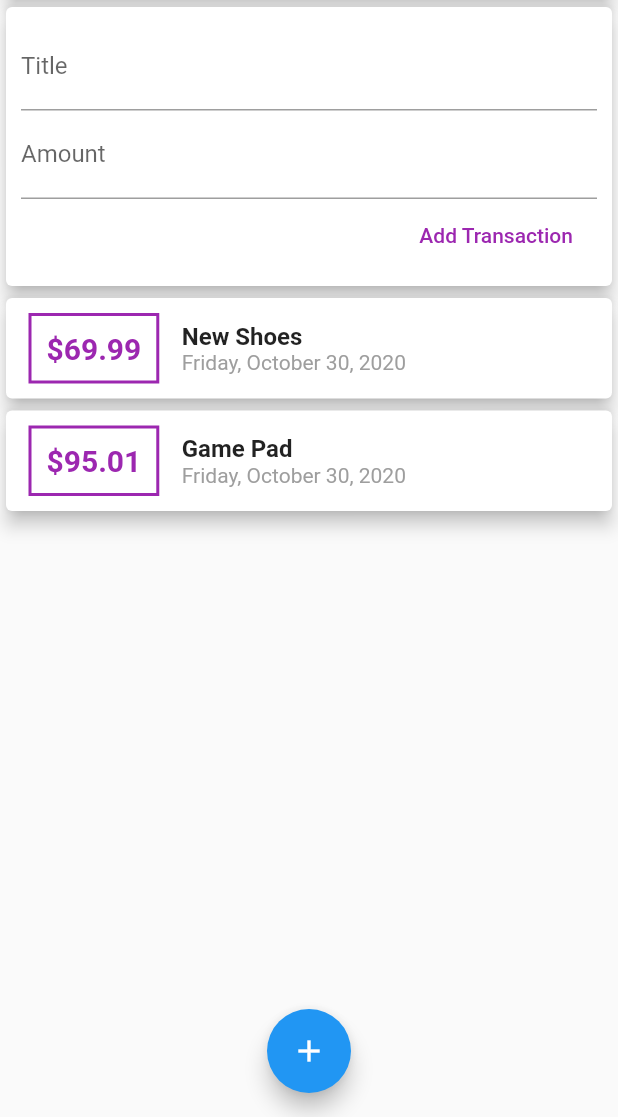
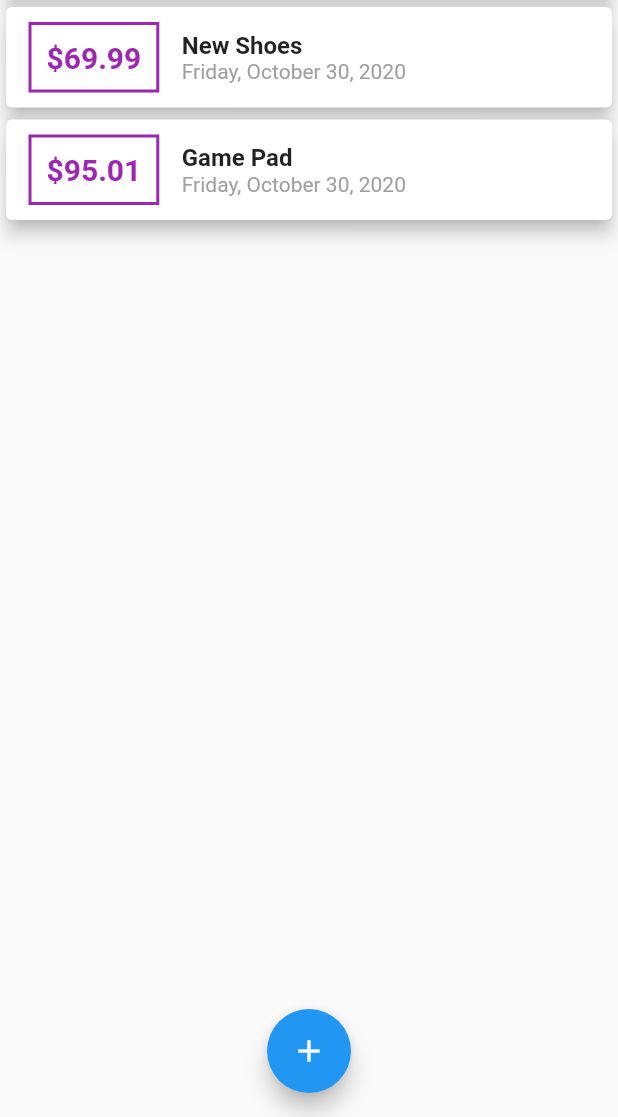
Before and after one commit to BoodynX/UT2PersonalFinanse, a Flutter app: the screen it shows after launch, on a phone screen of 412 x 824 dp, the part 119-1236 px from its top. Run offline on Flutter 3.47's test engine with Material 2 defaults, Android fonts, the phone set to English and light mode, and no system bars.

```diff
--- a/lib/main.dart
+++ b/lib/main.dart
@@ -1,6 +1,8 @@
 import 'package:flutter/material.dart';
 
-import './widgets/user_transactions.dart';
+import 'models/transaction.dart';
+import 'widgets/transaction_list.dart';
+import 'widgets/new_transactions.dart';
 
 void main() => runApp(MyApp());
 
@@ -14,9 +16,26 @@ class MyApp extends StatelessWidget {
   }
 }
 
-class MyHomePage extends StatelessWidget {
-  final titleController = TextEditingController();
-  final amountController = TextEditingController();
+class MyHomePage extends StatefulWidget {
+  @override
+  _MyHomePageState createState() => _MyHomePageState();
+}
+
+class _MyHomePageState extends State<MyHomePage> {
+  final List<Transaction> _userTransactions = [
+    Transaction(
+      id: 't1',
+      title: 'New Shoes',
+      amount: 69.99,
+      date: DateTime.now(),
+    ),
+    Transaction(
+      id: 't2',
+      title: 'Game Pad',
+      amount: 95.01,
+      date: DateTime.now(),
+    ),
+  ];
 
   @override
   Widget build(BuildContext context) {
@@ -26,7 +45,7 @@ class MyHomePage extends StatelessWidget {
         actions: <Widget>[
           IconButton(
             icon: Icon(Icons.add),
-            onPressed: () {},
+            onPressed:  () => _startAddNewTransaction(context),
           )
         ],
       ),
@@ -43,15 +62,34 @@ class MyHomePage extends StatelessWidget {
                 elevation: 5,
               ),
             ),
-            UserTransactions(),
+            TransactionList(_userTransactions),
           ],
         ),
       ),
       floatingActionButtonLocation: FloatingActionButtonLocation.centerFloat,
       floatingActionButton: FloatingActionButton(
         child: Icon(Icons.add),
-        onPressed: () {},
+        onPressed: () => _startAddNewTransaction(context),
       ),
     );
   }
+
+  void _startAddNewTransaction(BuildContext context) {
+    showModalBottomSheet(context: context, builder: (_) {
+      return NewTransaction(_addNewTransaction);
+    });
+  }
+
+  void _addNewTransaction(String title, double amount) {
+    final newTransaction = Transaction(
+      id: DateTime.now().toString(),
+      title: title,
+      amount: amount,
+      date: DateTime.now(),
+    );
+
+    setState(() {
+      _userTransactions.add(newTransaction);
+    });
+  }
 }
--- a/lib/widgets/new_transactions.dart
+++ b/lib/widgets/new_transactions.dart
@@ -1,11 +1,18 @@
 import 'package:flutter/material.dart';
 
-class NewTransaction extends StatelessWidget {
+class NewTransaction extends StatefulWidget {
   final Function addTransaction;
-  final titleController = TextEditingController();
-  final amountController = TextEditingController();
 
   NewTransaction(this.addTransaction);
+
+  @override
+  _NewTransactionState createState() => _NewTransactionState();
+}
+
+class _NewTransactionState extends State<NewTransaction> {
+  final titleController = TextEditingController();
+
+  final amountController = TextEditingController();
 
   @override
   Widget build(BuildContext context) {
@@ -46,9 +53,11 @@ class NewTransaction extends StatelessWidget {
       return;
     }
 
-    addTransaction(
+    widget.addTransaction(
       enteredTitle,
       enteredAmount,
     );
+
+    Navigator.of(context).pop();
   }
 }
--- a/lib/widgets/user_transactions.dart
+++ /dev/null
@@ -1,50 +0,0 @@
-import 'package:flutter/material.dart';
-
-import '../models/transaction.dart';
-import 'new_transactions.dart';
-import 'transaction_list.dart';
-
-class UserTransactions extends StatefulWidget {
-  @override
-  _UserTransactionsState createState() => _UserTransactionsState();
-}
-
-class _UserTransactionsState extends State<UserTransactions> {
-  final List<Transaction> _userTransactions = [
-    Transaction(
-      id: 't1',
-      title: 'New Shoes',
-      amount: 69.99,
-      date: DateTime.now(),
-    ),
-    Transaction(
-      id: 't2',
-      title: 'Game Pad',
-      amount: 95.01,
-      date: DateTime.now(),
-    ),
-  ];
-
-  void _addNewTransaction(String title, double amount) {
-    final newTransaction = Transaction(
-      id: DateTime.now().toString(),
-      title: title,
-      amount: amount,
-      date: DateTime.now(),
-    );
-
-    setState(() {
-      _userTransactions.add(newTransaction);
-    });
-  }
-
-  @override
-  Widget build(BuildContext context) {
-    return Column(
-      children: <Widget>[
-        NewTransaction(_addNewTransaction),
-        TransactionList(_userTransactions),
-      ],
-    );
-  }
-}
```
